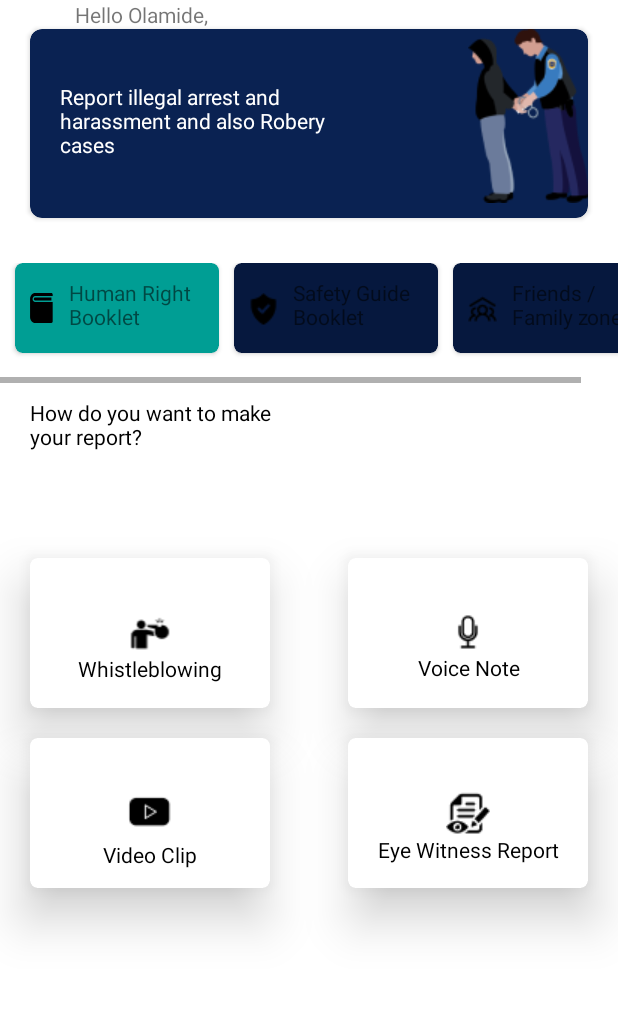
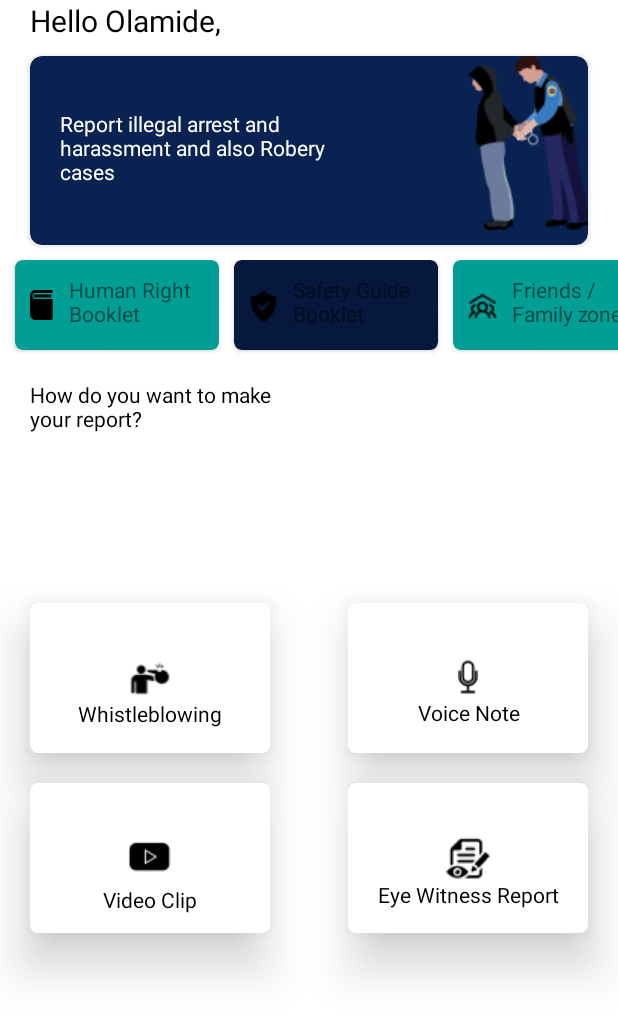
Before and after one commit to wise4rmgod/ReachForHelp, an Android app: the layout fragment_home.xml on its own in the app's theme, with its tools: preview values and no code run, on a phone screen of 412 x 824 dp. Shown: the top 1018 px of the screen. Run offline under Robolectric (Android 15) with nearby library versions, the phone set to English and light mode, and no system bars.

```diff
--- a/app/src/main/AndroidManifest.xml
+++ b/app/src/main/AndroidManifest.xml
@@ -11,17 +11,19 @@
         android:theme="@style/Theme.ReachForHelp">
         <activity
             android:name=".ui.dashboard.MainActivity"
-            android:exported="false"
-            android:label="@string/title_activity_main" />
-        <activity
-            android:name=".MainActivity"
-            android:exported="true">
+            android:exported="true"
+            android:label="@string/title_activity_main" >
             <intent-filter>
                 <action android:name="android.intent.action.MAIN" />
 
                 <category android:name="android.intent.category.LAUNCHER" />
             </intent-filter>
         </activity>
+        <activity
+            android:name=".MainActivity"
+            android:exported="true">
+
+        </activity>
     </application>
 
 </manifest>
--- a/app/src/main/java/com/dev/reachforhelp/ui/dashboard/DashboardActivity.kt
+++ b/app/src/main/java/com/dev/reachforhelp/ui/dashboard/DashboardActivity.kt
@@ -16,7 +16,6 @@ class DashboardActivity : AppCompatActivity() {
 
     override fun onCreate(savedInstanceState: Bundle?) {
         super.onCreate(savedInstanceState)
-
         binding = ActivityDashboardBinding.inflate(layoutInflater)
         setContentView(binding.root)
 
--- a/app/src/main/java/com/dev/reachforhelp/ui/dashboard/ui/home/HomeFragment.kt
+++ b/app/src/main/java/com/dev/reachforhelp/ui/dashboard/ui/home/HomeFragment.kt
@@ -8,8 +8,11 @@ import android.widget.TextView
 import androidx.fragment.app.Fragment
 import androidx.lifecycle.Observer
 import androidx.lifecycle.ViewModelProvider
-import com.dev.reachforhelp.ui.dashboard.R
-import com.dev.reachforhelp.ui.dashboard.databinding.FragmentHomeBinding
+import com.dev.reachforhelp.databinding.FragmentHomeBinding
+import androidx.appcompat.app.AppCompatActivity
+
+
+
 
 class HomeFragment : Fragment() {
 
@@ -25,16 +28,16 @@ class HomeFragment : Fragment() {
         container: ViewGroup?,
         savedInstanceState: Bundle?
     ): View? {
+        (activity as AppCompatActivity?)!!.supportActionBar?.hide()
         homeViewModel =
             ViewModelProvider(this).get(HomeViewModel::class.java)
 
         _binding = FragmentHomeBinding.inflate(inflater, container, false)
         val root: View = binding.root
 
-        val textView: TextView = binding.textHome
-        homeViewModel.text.observe(viewLifecycleOwner, Observer {
+      /**  homeViewModel.text.observe(viewLifecycleOwner, Observer {
             textView.text = it
-        })
+        }) **/
         return root
     }
 
--- a/app/src/main/java/com/dev/reachforhelp/ui/dashboard/ui/notifications/NotificationsFragment.kt
+++ b/app/src/main/java/com/dev/reachforhelp/ui/dashboard/ui/notifications/NotificationsFragment.kt
@@ -8,8 +8,7 @@ import android.widget.TextView
 import androidx.fragment.app.Fragment
 import androidx.lifecycle.Observer
 import androidx.lifecycle.ViewModelProvider
-import com.dev.reachforhelp.ui.dashboard.R
-import com.dev.reachforhelp.ui.dashboard.databinding.FragmentNotificationsBinding
+import com.dev.reachforhelp.databinding.FragmentNotificationsBinding
 
 class NotificationsFragment : Fragment() {
 
--- a/app/src/main/res/layout/fragment_home.xml
+++ b/app/src/main/res/layout/fragment_home.xml
@@ -10,7 +10,9 @@
         android:id="@+id/tex"
         android:layout_width="wrap_content"
         android:layout_height="wrap_content"
-        android:layout_marginStart="50dp"
+        android:layout_marginStart="20dp"
+        android:textSize="20sp"
+        android:textColor="@color/black"
         android:text="Hello Olamide,"
         app:layout_constraintStart_toStartOf="parent"
         app:layout_constraintTop_toTopOf="parent" />
@@ -22,6 +24,7 @@
         android:layout_marginStart="20dp"
         android:layout_marginEnd="20dp"
         android:backgroundTint="#0A2252"
+        android:layout_marginTop="10dp"
         app:cardCornerRadius="8dp"
         app:layout_constraintTop_toBottomOf="@id/tex">
 
@@ -54,7 +57,8 @@ Robery cases"
         android:id="@+id/horinzontalscrlvw"
         android:layout_width="match_parent"
         android:layout_height="80dp"
-        android:layout_marginTop="30dp"
+        android:layout_marginTop="10dp"
+        android:scrollbars="none"
         app:layout_constraintTop_toBottomOf="@id/dashbrd_top_card">
 
         <LinearLayout
@@ -136,7 +140,7 @@ Booklet"
                 android:layout_width="136dp"
                 android:layout_height="60dp"
                 android:layout_marginStart="10dp"
-                android:backgroundTint="#06183E"
+                android:backgroundTint="#009E94"
                 app:cardCornerRadius="5dp">
 
                 <androidx.constraintlayout.widget.ConstraintLayout
@@ -172,7 +176,6 @@ Booklet"
         android:layout_width="190dp"
         android:layout_height="wrap_content"
         android:layout_marginStart="20dp"
-        android:layout_marginTop="10dp"
         android:text="How do you want to make
 your report?"
         android:textColor="@color/black"
@@ -184,7 +187,7 @@ your report?"
         android:layout_width="160dp"
         android:layout_height="100dp"
         android:layout_marginStart="20dp"
-        android:layout_marginTop="20dp"
+        android:layout_marginTop="80dp"
         android:elevation="10dp"
         app:cardCornerRadius="5dp"
         app:cardElevation="20dp"
@@ -198,11 +201,11 @@ your report?"
 
             <ImageView
                 android:id="@+id/whistleimage"
+                android:layout_width="match_parent"
+                android:layout_height="wrap_content"
                 android:src="@drawable/whistleblowing"
-                app:layout_constraintTop_toTopOf="parent"
                 app:layout_constraintBottom_toBottomOf="parent"
-                android:layout_width="match_parent"
-                android:layout_height="wrap_content" />
+                app:layout_constraintTop_toTopOf="parent" />
 
             <TextView
                 android:layout_width="match_parent"
@@ -226,17 +229,18 @@ your report?"
         app:cardElevation="20dp"
         app:layout_constraintStart_toStartOf="parent"
         app:layout_constraintTop_toBottomOf="@id/whistleblowing">
+
         <androidx.constraintlayout.widget.ConstraintLayout
             android:layout_width="match_parent"
             android:layout_height="match_parent">
 
             <ImageView
                 android:id="@+id/videoclipimage"
+                android:layout_width="match_parent"
+                android:layout_height="wrap_content"
                 android:src="@drawable/videoclip"
-                app:layout_constraintTop_toTopOf="parent"
                 app:layout_constraintBottom_toBottomOf="parent"
-                android:layout_width="match_parent"
-                android:layout_height="wrap_content" />
+                app:layout_constraintTop_toTopOf="parent" />
 
             <TextView
                 android:layout_width="match_parent"
@@ -253,24 +257,25 @@ your report?"
         android:id="@+id/voicenote"
         android:layout_width="160dp"
         android:layout_height="100dp"
-        android:layout_marginTop="20dp"
+        android:layout_marginTop="80dp"
         android:layout_marginEnd="20dp"
         app:cardCornerRadius="5dp"
         app:cardElevation="20dp"
         app:layout_constraintBottom_toBottomOf="parent"
         app:layout_constraintEnd_toEndOf="parent"
         app:layout_constraintTop_toTopOf="parent">
+
         <androidx.constraintlayout.widget.ConstraintLayout
             android:layout_width="match_parent"
             android:layout_height="match_parent">
 
             <ImageView
                 android:id="@+id/voicenoteimage"
+                android:layout_width="match_parent"
+                android:layout_height="wrap_content"
                 android:src="@drawable/voicenote"
-                app:layout_constraintTop_toTopOf="parent"
                 app:layout_constraintBottom_toBottomOf="parent"
-                android:layout_width="match_parent"
-                android:layout_height="wrap_content" />
+                app:layout_constraintTop_toTopOf="parent" />
 
             <TextView
                 android:layout_width="match_parent"
@@ -293,17 +298,18 @@ your report?"
         app:cardElevation="20dp"
         app:layout_constraintEnd_toEndOf="parent"
         app:layout_constraintTop_toBottomOf="@id/voicenote">
+
         <androidx.constraintlayout.widget.ConstraintLayout
             android:layout_width="match_parent"
             android:layout_height="match_parent">
 
             <ImageView
                 android:id="@+id/eyewitnessimage"
+                android:layout_width="match_parent"
+                android:layout_height="wrap_content"
                 android:src="@drawable/eyewitness"
-                app:layout_constraintTop_toTopOf="parent"
                 app:layout_constraintBottom_toBottomOf="parent"
-                android:layout_width="match_parent"
-                android:layout_height="wrap_content" />
+                app:layout_constraintTop_toTopOf="parent" />
 
             <TextView
                 android:layout_width="match_parent"
--- a/app/src/main/res/menu/bottom_nav_menu.xml
+++ b/app/src/main/res/menu/bottom_nav_menu.xml
@@ -4,7 +4,7 @@
     <item
         android:id="@+id/navigation_home"
         android:icon="@drawable/ic_homen"
-        android:title="@string/title_home" />
+        android:title="Home" />
 
     <item
         android:id="@+id/navigation_dashboard"
--- a/app/src/main/res/values/strings.xml
+++ b/app/src/main/res/values/strings.xml
@@ -5,4 +5,5 @@
     <string name="title_dashboard">Dashboard</string>
     <string name="title_notifications">Notifications</string>
     <string name="welcome_back">Welcome Back</string>
+    <string name="title_activity_main">Main Activity</string>
 </resources>
```
